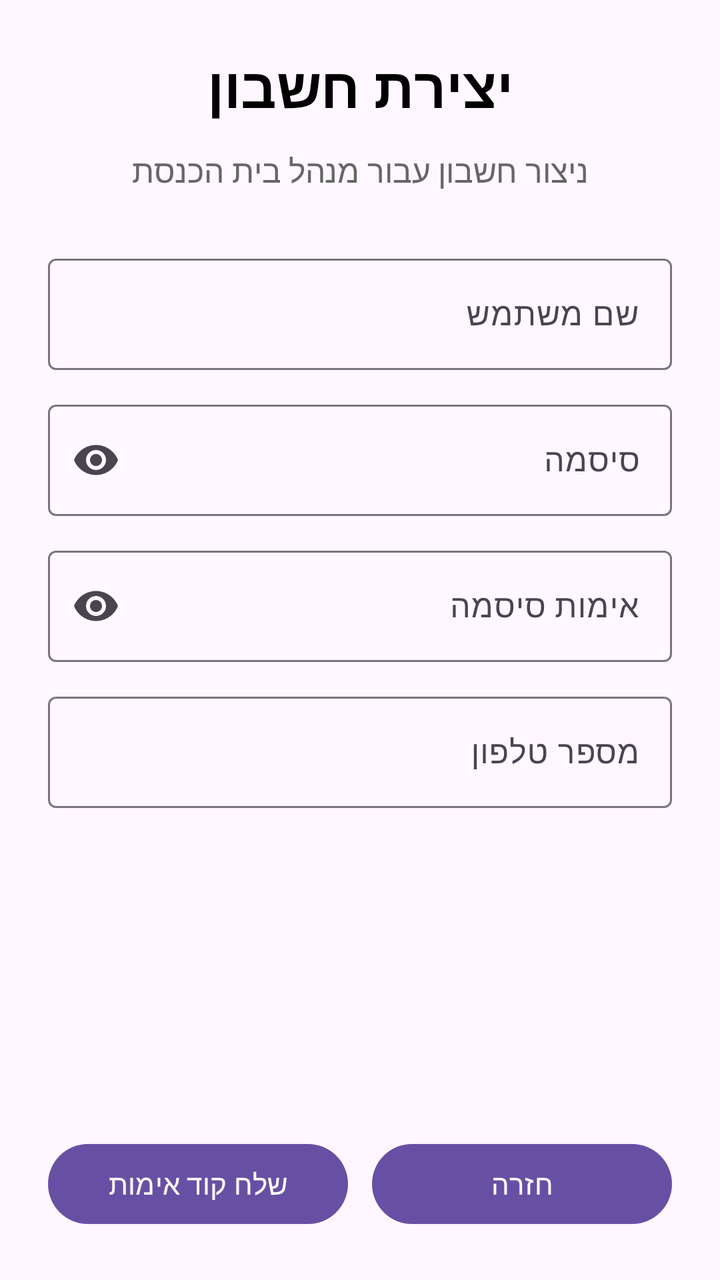
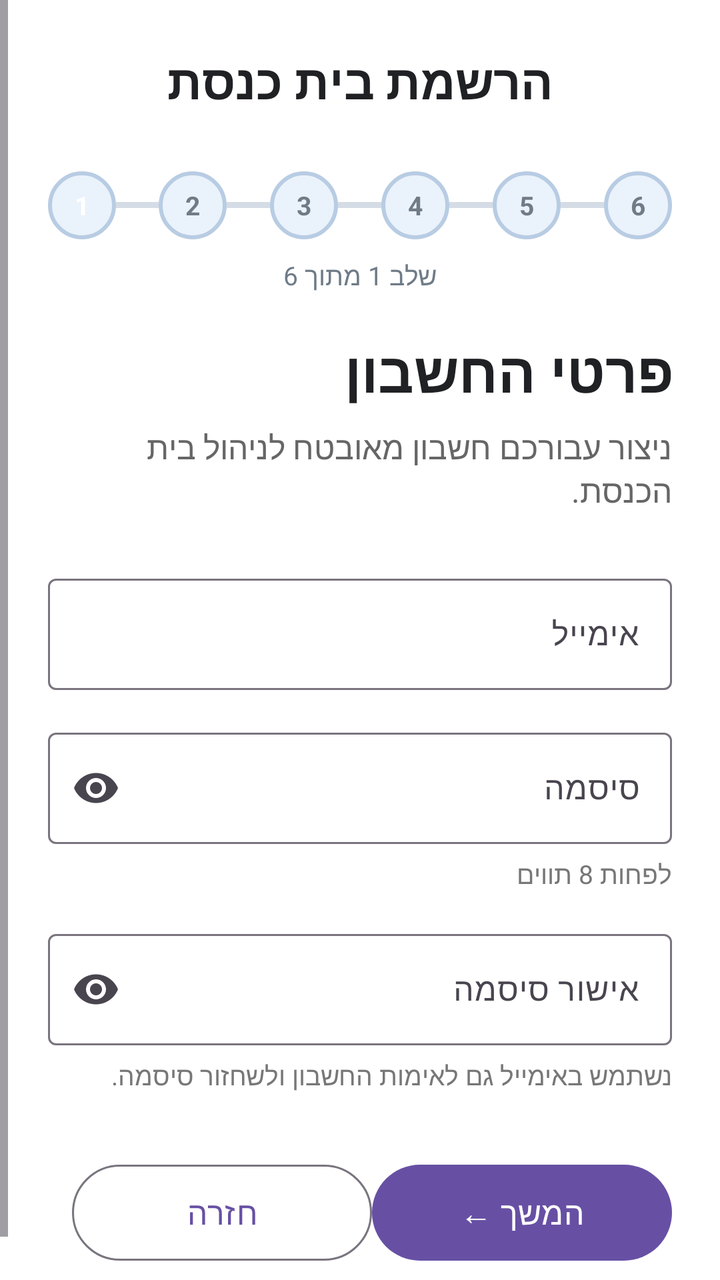

Screens rendered from an Android XML layout before and after an edit, with the pre-edit source and the edit as a unified diff.
<!-- AndroidManifest.xml: application theme Theme.DrawerAppSyn -->
<!-- res/layout/fragment_add_synagogue_02_account.xml -->
<?xml version="1.0" encoding="utf-8"?>
<LinearLayout
    xmlns:android="http://schemas.android.com/apk/res/android"
    xmlns:app="http://schemas.android.com/apk/res-auto"
    android:layout_width="match_parent"
    android:layout_height="match_parent"
    android:orientation="vertical"
    android:padding="24dp"
    android:layoutDirection="rtl">

    <TextView
        android:layout_width="match_parent"
        android:layout_height="wrap_content"
        android:text="יצירת חשבון"
        android:textSize="28sp"
        android:textStyle="bold"
        android:textColor="@android:color/black"
        android:gravity="center"
        android:layout_marginBottom="12dp"/>

    <TextView
        android:layout_width="match_parent"
        android:layout_height="wrap_content"
        android:text="ניצור חשבון עבור מנהל בית הכנסת"
        android:textSize="16sp"
        android:textColor="#666666"
        android:gravity="center"
        android:layout_marginBottom="28dp"/>

    <com.google.android.material.textfield.TextInputLayout
        android:layout_width="match_parent"
        android:layout_height="wrap_content"
        android:hint="שם משתמש"
        android:layout_marginBottom="12dp">

        <com.google.android.material.textfield.TextInputEditText
            android:id="@+id/editUsername"
            android:layout_width="match_parent"
            android:layout_height="wrap_content"
            android:inputType="text"
            android:maxLines="1"/>
    </com.google.android.material.textfield.TextInputLayout>

    <com.google.android.material.textfield.TextInputLayout
        android:layout_width="match_parent"
        android:layout_height="wrap_content"
        android:hint="סיסמה"
        app:endIconMode="password_toggle"
        android:layout_marginBottom="12dp">

        <com.google.android.material.textfield.TextInputEditText
            android:id="@+id/editPassword"
            android:layout_width="match_parent"
            android:layout_height="wrap_content"
            android:inputType="textPassword"
            android:maxLines="1"/>
    </com.google.android.material.textfield.TextInputLayout>

    <com.google.android.material.textfield.TextInputLayout
        android:layout_width="match_parent"
        android:layout_height="wrap_content"
        android:hint="אימות סיסמה"
        app:endIconMode="password_toggle"
        android:layout_marginBottom="12dp">

        <com.google.android.material.textfield.TextInputEditText
            android:id="@+id/editConfirmPassword"
            android:layout_width="match_parent"
            android:layout_height="wrap_content"
            android:inputType="textPassword"
            android:maxLines="1"/>
    </com.google.android.material.textfield.TextInputLayout>

    <com.google.android.material.textfield.TextInputLayout
        android:layout_width="match_parent"
        android:layout_height="wrap_content"
        android:hint="מספר טלפון"
        android:layout_marginBottom="24dp">

        <com.google.android.material.textfield.TextInputEditText
            android:id="@+id/editPhone"
            android:layout_width="match_parent"
            android:layout_height="wrap_content"
            android:inputType="phone"
            android:maxLines="1"/>
    </com.google.android.material.textfield.TextInputLayout>

    <Space
        android:layout_width="match_parent"
        android:layout_height="0dp"
        android:layout_weight="1"/>

    <LinearLayout
        android:layout_width="match_parent"
        android:layout_height="wrap_content"
        android:orientation="horizontal">

        <com.google.android.material.button.MaterialButton
            android:id="@+id/buttonBack"
            android:layout_width="0dp"
            android:layout_height="wrap_content"
            android:layout_weight="1"
            android:text="חזרה"/>

        <com.google.android.material.button.MaterialButton
            android:id="@+id/buttonNext"
            android:layout_width="0dp"
            android:layout_height="wrap_content"
            android:layout_weight="1"
            android:text="שלח קוד אימות"
            android:layout_marginStart="12dp"/>
    </LinearLayout>

</LinearLayout>
<!-- resources referenced by this layout -->
<resources>
  <style name="Theme.DrawerAppSyn" parent="Base.Theme.DrawerAppSyn" />
  <style name="Base.Theme.DrawerAppSyn" parent="Theme.Material3.DayNight.NoActionBar">
          
          
      </style>
</resources>

<!-- the commit's change to res/layout/fragment_add_synagogue_02_account.xml (unified diff, before → after) -->
@@ -1,114 +1,301 @@
 <?xml version="1.0" encoding="utf-8"?>
-<LinearLayout
+<ScrollView
     xmlns:android="http://schemas.android.com/apk/res/android"
     xmlns:app="http://schemas.android.com/apk/res-auto"
     android:layout_width="match_parent"
     android:layout_height="match_parent"
-    android:orientation="vertical"
-    android:padding="24dp"
+    android:background="#FFFFFF"
+    android:fillViewport="true"
     android:layoutDirection="rtl">
-
-    <TextView
-        android:layout_width="match_parent"
-        android:layout_height="wrap_content"
-        android:text="יצירת חשבון"
-        android:textSize="28sp"
-        android:textStyle="bold"
-        android:textColor="@android:color/black"
-        android:gravity="center"
-        android:layout_marginBottom="12dp"/>
-
-    <TextView
-        android:layout_width="match_parent"
-        android:layout_height="wrap_content"
-        android:text="ניצור חשבון עבור מנהל בית הכנסת"
-        android:textSize="16sp"
-        android:textColor="#666666"
-        android:gravity="center"
-        android:layout_marginBottom="28dp"/>
-
-    <com.google.android.material.textfield.TextInputLayout
-        android:layout_width="match_parent"
-        android:layout_height="wrap_content"
-        android:hint="שם משתמש"
-        android:layout_marginBottom="12dp">
-
-        <com.google.android.material.textfield.TextInputEditText
-            android:id="@+id/editUsername"
-            android:layout_width="match_parent"
-            android:layout_height="wrap_content"
-            android:inputType="text"
-            android:maxLines="1"/>
-    </com.google.android.material.textfield.TextInputLayout>
-
-    <com.google.android.material.textfield.TextInputLayout
-        android:layout_width="match_parent"
-        android:layout_height="wrap_content"
-        android:hint="סיסמה"
-        app:endIconMode="password_toggle"
-        android:layout_marginBottom="12dp">
-
-        <com.google.android.material.textfield.TextInputEditText
-            android:id="@+id/editPassword"
-            android:layout_width="match_parent"
-            android:layout_height="wrap_content"
-            android:inputType="textPassword"
-            android:maxLines="1"/>
-    </com.google.android.material.textfield.TextInputLayout>
-
-    <com.google.android.material.textfield.TextInputLayout
-        android:layout_width="match_parent"
-        android:layout_height="wrap_content"
-        android:hint="אימות סיסמה"
-        app:endIconMode="password_toggle"
-        android:layout_marginBottom="12dp">
-
-        <com.google.android.material.textfield.TextInputEditText
-            android:id="@+id/editConfirmPassword"
-            android:layout_width="match_parent"
-            android:layout_height="wrap_content"
-            android:inputType="textPassword"
-            android:maxLines="1"/>
-    </com.google.android.material.textfield.TextInputLayout>
-
-    <com.google.android.material.textfield.TextInputLayout
-        android:layout_width="match_parent"
-        android:layout_height="wrap_content"
-        android:hint="מספר טלפון"
-        android:layout_marginBottom="24dp">
-
-        <com.google.android.material.textfield.TextInputEditText
-            android:id="@+id/editPhone"
-            android:layout_width="match_parent"
-            android:layout_height="wrap_content"
-            android:inputType="phone"
-            android:maxLines="1"/>
-    </com.google.android.material.textfield.TextInputLayout>
-
-    <Space
-        android:layout_width="match_parent"
-        android:layout_height="0dp"
-        android:layout_weight="1"/>
 
     <LinearLayout
         android:layout_width="match_parent"
         android:layout_height="wrap_content"
-        android:orientation="horizontal">
-
-        <com.google.android.material.button.MaterialButton
-            android:id="@+id/buttonBack"
-            android:layout_width="0dp"
-            android:layout_height="wrap_content"
-            android:layout_weight="1"
-            android:text="חזרה"/>
-
-        <com.google.android.material.button.MaterialButton
-            android:id="@+id/buttonNext"
-            android:layout_width="0dp"
-            android:layout_height="wrap_content"
-            android:layout_weight="1"
-            android:text="שלח קוד אימות"
-            android:layout_marginStart="12dp"/>
+        android:orientation="vertical"
+        android:paddingStart="24dp"
+        android:paddingEnd="24dp"
+        android:paddingTop="24dp"
+        android:paddingBottom="28dp">
+
+        
+
+        <TextView
+            android:layout_width="match_parent"
+            android:layout_height="wrap_content"
+            android:text="הרשמת בית כנסת"
+            android:textSize="24sp"
+            android:textStyle="bold"
+            android:textColor="#202124"
+            android:gravity="center"
+            android:layout_marginBottom="18dp"/>
+
+        
+
+        <include
+            android:id="@+id/registrationProgressInclude"
+            layout="@layout/registration_progress"
+            android:layout_width="match_parent"
+            android:layout_height="wrap_content" />
+
+        
+
+        <TextView
+            android:layout_width="match_parent"
+            android:layout_height="wrap_content"
+            android:text="פרטי החשבון"
+            android:textSize="28sp"
+            android:textStyle="bold"
+            android:textColor="#202124"
+            android:gravity="right"/>
+
+        <TextView
+            android:layout_width="match_parent"
+            android:layout_height="wrap_content"
+            android:text="ניצור עבורכם חשבון מאובטח לניהול בית הכנסת."
+            android:textSize="16sp"
+            android:textColor="#666666"
+            android:gravity="right"
+            android:layout_marginTop="8dp"
+            android:layout_marginBottom="28dp"/>
+
+        
+
+        <com.google.android.material.textfield.TextInputLayout
+            android:id="@+id/emailLayout"
+            android:layout_width="match_parent"
+            android:layout_height="wrap_content"
+            android:hint="אימייל"
+            app:boxBackgroundMode="outline"
+            android:layout_marginBottom="16dp">
+
+            <com.google.android.material.textfield.TextInputEditText
+                android:id="@+id/emailEditText"
+                android:layout_width="match_parent"
+                android:layout_height="wrap_content"
+                android:inputType="textEmailAddress"
+                android:maxLines="1"
+                android:imeOptions="actionNext"/>
+        </com.google.android.material.textfield.TextInputLayout>
+
+        
+
+        <com.google.android.material.textfield.TextInputLayout
+            android:id="@+id/passwordLayout"
+            android:layout_width="match_parent"
+            android:layout_height="wrap_content"
+            android:hint="סיסמה"
+            app:boxBackgroundMode="outline"
+            app:endIconMode="password_toggle"
+            android:layout_marginBottom="6dp">
+
+            <com.google.android.material.textfield.TextInputEditText
+                android:id="@+id/passwordEditText"
+                android:layout_width="match_parent"
+                android:layout_height="wrap_content"
+                android:inputType="textPassword"
+                android:maxLines="1"
+                android:imeOptions="actionNext"/>
+        </com.google.android.material.textfield.TextInputLayout>
+
+        <TextView
+            android:layout_width="match_parent"
+            android:layout_height="wrap_content"
+            android:text="לפחות 8 תווים"
+            android:textSize="13sp"
+            android:textColor="#777777"
+            android:gravity="right"
+            android:layout_marginBottom="16dp"/>
+
+        
+
+        <com.google.android.material.textfield.TextInputLayout
+            android:id="@+id/confirmPasswordLayout"
+            android:layout_width="match_parent"
+            android:layout_height="wrap_content"
+            android:hint="אישור סיסמה"
+            app:boxBackgroundMode="outline"
+            app:endIconMode="password_toggle"
+            android:layout_marginBottom="6dp">
+
+            <com.google.android.material.textfield.TextInputEditText
+                android:id="@+id/confirmPasswordEditText"
+                android:layout_width="match_parent"
+                android:layout_height="wrap_content"
+                android:inputType="textPassword"
+                android:maxLines="1"
+                android:imeOptions="actionDone"/>
+        </com.google.android.material.textfield.TextInputLayout>
+
+        <TextView
+            android:layout_width="match_parent"
+            android:layout_height="wrap_content"
+            android:text="נשתמש באימייל גם לאימות החשבון ולשחזור סיסמה."
+            android:textSize="13sp"
+            android:textColor="#777777"
+            android:gravity="right"
+            android:layout_marginBottom="32dp"/>
+
+        
+
+        <LinearLayout
+            android:layout_width="match_parent"
+            android:layout_height="wrap_content"
+            android:orientation="horizontal"
+            android:layoutDirection="rtl">
+
+            <com.google.android.material.button.MaterialButton
+                android:id="@+id/continueButton"
+                android:layout_width="0dp"
+                android:layout_height="56dp"
+                android:layout_weight="1"
+                android:text="המשך ←"
+                android:textSize="16sp"/>
+
+            <com.google.android.material.button.MaterialButton
+                android:id="@+id/backButton"
+                android:layout_width="0dp"
+                android:layout_height="56dp"
+                android:layout_weight="1"
+                android:text="חזרה"
+                android:textSize="16sp"
+                android:layout_marginEnd="12dp"
+                style="@style/Widget.Material3.Button.OutlinedButton"/>
+
+        </LinearLayout>
+
     </LinearLayout>
 
+</ScrollView>
+<!-- res/layout/registration_progress.xml (included above) -->
+<?xml version="1.0" encoding="utf-8"?>
+<LinearLayout
+    xmlns:android="http://schemas.android.com/apk/res/android"
+    android:id="@+id/registrationProgress"
+    android:layout_width="match_parent"
+    android:layout_height="wrap_content"
+    android:orientation="vertical"
+    android:layoutDirection="ltr"
+    android:paddingTop="8dp"
+    android:paddingBottom="20dp">
+
+    <LinearLayout
+        android:layout_width="match_parent"
+        android:layout_height="40dp"
+        android:orientation="horizontal"
+        android:gravity="center_vertical">
+
+        <TextView
+            android:id="@+id/progressStep1"
+            android:layout_width="34dp"
+            android:layout_height="34dp"
+            android:gravity="center"
+            android:text="1"
+            android:textSize="13sp"
+            android:textStyle="bold"
+            android:textColor="#FFFFFF"
+            android:background="@drawable/bg_progress_inactive"/>
+
+        <View
+            android:id="@+id/progressLine1"
+            android:layout_width="0dp"
+            android:layout_height="3dp"
+            android:layout_weight="1"
+            android:background="#D5DCE5"/>
+
+        <TextView
+            android:id="@+id/progressStep2"
+            android:layout_width="34dp"
+            android:layout_height="34dp"
+            android:gravity="center"
+            android:text="2"
+            android:textSize="13sp"
+            android:textStyle="bold"
+            android:textColor="#6F7B87"
+            android:background="@drawable/bg_progress_inactive"/>
+
+        <View
+            android:id="@+id/progressLine2"
+            android:layout_width="0dp"
+            android:layout_height="3dp"
+            android:layout_weight="1"
+            android:background="#D5DCE5"/>
+
+        <TextView
+            android:id="@+id/progressStep3"
+            android:layout_width="34dp"
+            android:layout_height="34dp"
+            android:gravity="center"
+            android:text="3"
+            android:textSize="13sp"
+            android:textStyle="bold"
+            android:textColor="#6F7B87"
+            android:background="@drawable/bg_progress_inactive"/>
+
+        <View
+            android:id="@+id/progressLine3"
+            android:layout_width="0dp"
+            android:layout_height="3dp"
+            android:layout_weight="1"
+            android:background="#D5DCE5"/>
+
+        <TextView
+            android:id="@+id/progressStep4"
+            android:layout_width="34dp"
+            android:layout_height="34dp"
+            android:gravity="center"
+            android:text="4"
+            android:textSize="13sp"
+            android:textStyle="bold"
+            android:textColor="#6F7B87"
+            android:background="@drawable/bg_progress_inactive"/>
+
+        <View
+            android:id="@+id/progressLine4"
+            android:layout_width="0dp"
+            android:layout_height="3dp"
+            android:layout_weight="1"
+            android:background="#D5DCE5"/>
+
+        <TextView
+            android:id="@+id/progressStep5"
+            android:layout_width="34dp"
+            android:layout_height="34dp"
+            android:gravity="center"
+            android:text="5"
+            android:textSize="13sp"
+            android:textStyle="bold"
+            android:textColor="#6F7B87"
+            android:background="@drawable/bg_progress_inactive"/>
+
+        <View
+            android:id="@+id/progressLine5"
+            android:layout_width="0dp"
+            android:layout_height="3dp"
+            android:layout_weight="1"
+            android:background="#D5DCE5"/>
+
+        <TextView
+            android:id="@+id/progressStep6"
+            android:layout_width="34dp"
+            android:layout_height="34dp"
+            android:gravity="center"
+            android:text="6"
+            android:textSize="13sp"
+            android:textStyle="bold"
+            android:textColor="#6F7B87"
+            android:background="@drawable/bg_progress_inactive"/>
+
+    </LinearLayout>
+
+    <TextView
+        android:id="@+id/progressStepText"
+        android:layout_width="match_parent"
+        android:layout_height="wrap_content"
+        android:gravity="center"
+        android:text="שלב 1 מתוך 6"
+        android:textColor="#6F7B87"
+        android:textSize="13sp"
+        android:layout_marginTop="6dp"
+        android:layoutDirection="rtl"/>
+
 </LinearLayout>
<!-- resource entries referenced after the edit -->
@@ -1,5 +1,21 @@
 <!-- resources referenced by this layout -->
 <resources>
+  <!-- drawable bg_progress_inactive (drawable) -->
+  <?xml version="1.0" encoding="utf-8"?>
+  <shape xmlns:android="http://schemas.android.com/apk/res/android"
+      android:shape="oval">
+  
+      <solid android:color="#EAF2FB" />
+  
+      <stroke
+          android:width="2dp"
+          android:color="#B8CCE3" />
+  
+      <size
+          android:width="34dp"
+          android:height="34dp" />
+  
+  </shape>
   <style name="Theme.DrawerAppSyn" parent="Base.Theme.DrawerAppSyn" />
   <style name="Base.Theme.DrawerAppSyn" parent="Theme.Material3.DayNight.NoActionBar">
           
